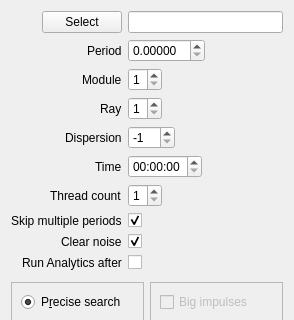
Above: src/precisesearchgui.ui from vtyulb/BSA-Analytics before the change; both pictures show x 0 to 294 and y 0 to 320 of the 294 by 536 pixel window. Below: the same form after it.
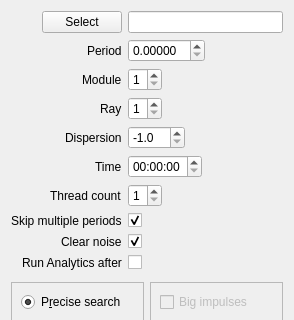
That is the form after the change.

Commit message: double dispersion

```diff
--- a/src/precisesearchgui.ui
+++ b/src/precisesearchgui.ui
@@ -94,19 +94,6 @@
      </property>
     </widget>
    </item>
-   <item row="4" column="1">
-    <widget class="QSpinBox" name="dispersion">
-     <property name="minimum">
-      <number>-1</number>
-     </property>
-     <property name="maximum">
-      <number>999</number>
-     </property>
-     <property name="value">
-      <number>-1</number>
-     </property>
-    </widget>
-   </item>
    <item row="5" column="0">
     <widget class="QLabel" name="label_6">
      <property name="text">
@@ -364,6 +351,22 @@
      </property>
     </widget>
    </item>
+   <item row="4" column="1">
+    <widget class="QDoubleSpinBox" name="dispersion">
+     <property name="decimals">
+      <number>1</number>
+     </property>
+     <property name="minimum">
+      <double>-1.000000000000000</double>
+     </property>
+     <property name="maximum">
+      <double>999.899999999999977</double>
+     </property>
+     <property name="value">
+      <double>-1.000000000000000</double>
+     </property>
+    </widget>
+   </item>
   </layout>
  </widget>
  <resources/>
```
The commit also changes 6 other files.
